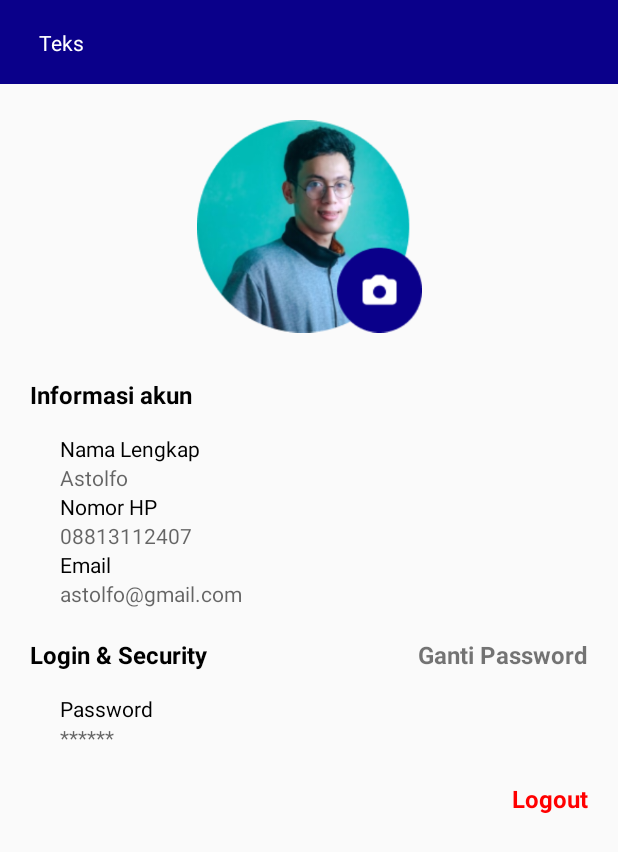
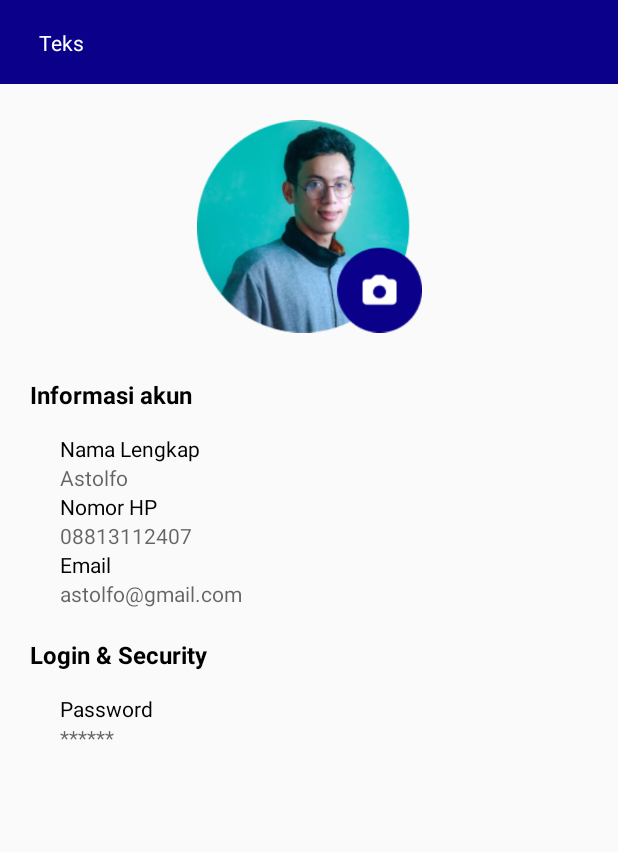
Before and after one commit to synrgy-tim-d/android-mobile-app, an Android app: the fragment EditProfilFragment shown on its own in the app's theme, on a phone screen of 412 x 824 dp. Shown: the top 852 px of the screen. Run offline under Robolectric (Android 15) with nearby library versions, the phone set to English and light mode, and no system bars; our stand-ins replace data binding, sdp/ssp sizes.

Commit message:
Update fragment_edit_profil.xml

```diff
--- a/app/src/main/res/layout/fragment_edit_profil.xml
+++ b/app/src/main/res/layout/fragment_edit_profil.xml
@@ -112,18 +112,6 @@
         app:layout_constraintTop_toBottomOf="@id/et_email"/>
 
     <TextView
-        android:textStyle="bold"
-        android:layout_marginTop="20dp"
-        android:textSize="16dp"
-        android:id="@+id/tv_gantiPassword"
-        android:layout_width="wrap_content"
-        android:layout_height="wrap_content"
-        android:text="Ganti Password"
-        android:layout_marginRight="20dp"
-        app:layout_constraintEnd_toEndOf="parent"
-        app:layout_constraintTop_toBottomOf="@id/et_email"/>
-
-    <TextView
         android:textColor="@color/black"
         android:layout_marginTop="15dp"
         android:id="@+id/tv_password"
@@ -144,18 +132,7 @@
         android:layout_marginRight="40dp"
         app:layout_constraintTop_toBottomOf="@id/tv_password"/>
 
-    <TextView
-        android:textColor="@color/red"
-        android:textStyle="bold"
-        android:layout_marginTop="20dp"
-        android:textSize="16dp"
-        android:id="@+id/tv_logout"
-        android:layout_width="wrap_content"
-        android:layout_height="wrap_content"
-        android:text="Logout"
-        android:layout_marginRight="20dp"
-        app:layout_constraintEnd_toEndOf="parent"
-        app:layout_constraintTop_toBottomOf="@id/et_password"/>
+
 
 
 
```
